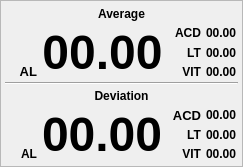
Old version of the form bigviewnum.ui in the repository siborion/siborion_american_scan.
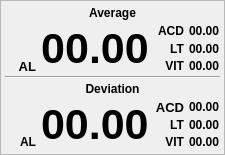
New version of the form.

```diff
--- a/bigviewnum.ui
+++ b/bigviewnum.ui
@@ -6,8 +6,8 @@
    <rect>
     <x>0</x>
     <y>0</y>
-    <width>243</width>
-    <height>167</height>
+    <width>225</width>
+    <height>155</height>
    </rect>
   </property>
   <property name="windowTitle">
@@ -79,7 +79,7 @@
            <widget class="QLabel" name="lDevAL_2">
             <property name="font">
              <font>
-              <pointsize>36</pointsize>
+              <pointsize>32</pointsize>
               <weight>75</weight>
               <bold>true</bold>
              </font>
@@ -303,7 +303,7 @@
            <widget class="QLabel" name="lAveAL_2">
             <property name="font">
              <font>
-              <pointsize>36</pointsize>
+              <pointsize>32</pointsize>
               <weight>75</weight>
               <bold>true</bold>
              </font>
```
